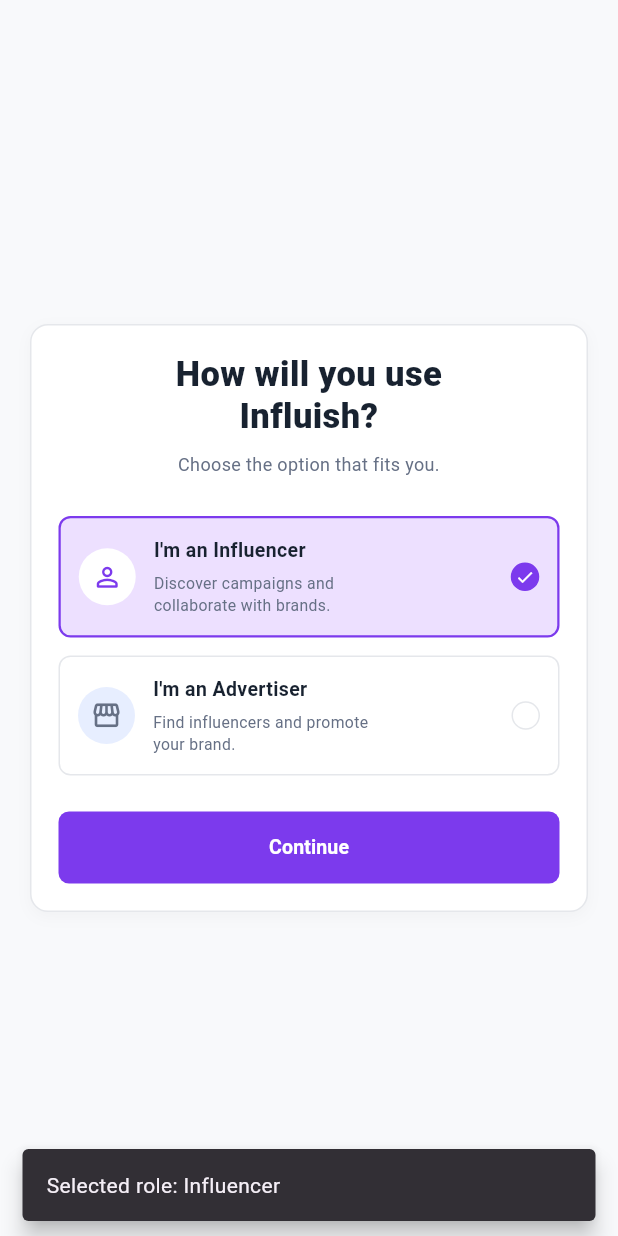
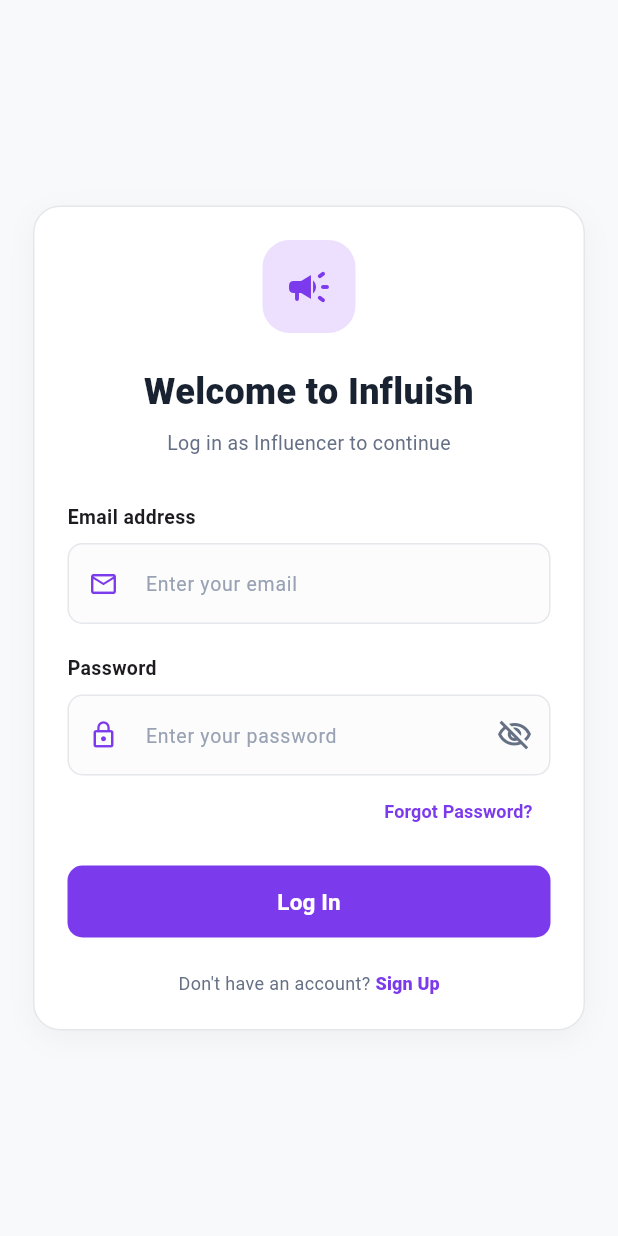
Before and after one commit to riddhi09-tech/influish_flut, a Flutter app: the screen it shows after launch, after a tap on "Continue", on a phone screen of 412 x 824 dp. Run offline on Flutter 3.47's test engine with Material 3 defaults, Android fonts, the phone set to English and light mode, and no system bars.

Commit message:
role selection

```diff
--- /dev/null
+++ b/lib/screens/auth/login_screen.dart
@@ -0,0 +1,303 @@
+import 'package:flutter/material.dart';
+
+class LoginScreen extends StatefulWidget {
+  final String role;
+
+  const LoginScreen({super.key, required this.role});
+
+  @override
+  State<LoginScreen> createState() => _LoginScreenState();
+}
+
+class _LoginScreenState extends State<LoginScreen> {
+  static const Color purple = Color(0xFF7C3AED);
+  static const Color background = Color(0xFFF8F9FB);
+
+  final _formKey = GlobalKey<FormState>();
+  final _emailController = TextEditingController();
+  final _passwordController = TextEditingController();
+
+  bool _obscurePassword = true;
+
+  @override
+  void dispose() {
+    _emailController.dispose();
+    _passwordController.dispose();
+    super.dispose();
+  }
+
+  @override
+  Widget build(BuildContext context) {
+    return Scaffold(
+      backgroundColor: background,
+      body: SafeArea(
+        child: Center(
+          child: SingleChildScrollView(
+            padding: const EdgeInsets.all(22),
+            child: Container(
+              width: double.infinity,
+              constraints: const BoxConstraints(maxWidth: 420),
+              padding: const EdgeInsets.all(22),
+              decoration: BoxDecoration(
+                color: Colors.white,
+                borderRadius: BorderRadius.circular(18),
+                border: Border.all(color: const Color(0xFFE5E7EB)),
+                boxShadow: [
+                  BoxShadow(
+                    color: Colors.black.withValues(alpha: 0.04),
+                    blurRadius: 16,
+                    offset: const Offset(0, 5),
+                  ),
+                ],
+              ),
+              child: Form(
+                key: _formKey,
+                child: Column(
+                  crossAxisAlignment: CrossAxisAlignment.start,
+                  children: [
+                    Center(
+                      child: Container(
+                        width: 62,
+                        height: 62,
+                        decoration: BoxDecoration(
+                          color: const Color(0xFFEDE0FF),
+                          borderRadius: BorderRadius.circular(18),
+                        ),
+                        child: const Icon(
+                          Icons.campaign_rounded,
+                          color: purple,
+                          size: 32,
+                        ),
+                      ),
+                    ),
+                    const SizedBox(height: 22),
+
+                    const Center(
+                      child: Text(
+                        'Welcome to Influish',
+                        textAlign: TextAlign.center,
+                        style: TextStyle(
+                          fontSize: 24,
+                          fontWeight: FontWeight.w800,
+                          color: Color(0xFF182230),
+                        ),
+                      ),
+                    ),
+                    const SizedBox(height: 8),
+
+                    Center(
+                      child: Text(
+                        'Log in as ${widget.role} to continue',
+                        textAlign: TextAlign.center,
+                        style: const TextStyle(
+                          fontSize: 13,
+                          color: Color(0xFF667085),
+                        ),
+                      ),
+                    ),
+                    const SizedBox(height: 30),
+
+                    const Text(
+                      'Email address',
+                      style: TextStyle(
+                        fontSize: 13,
+                        fontWeight: FontWeight.w700,
+                      ),
+                    ),
+                    const SizedBox(height: 8),
+
+                    TextFormField(
+                      controller: _emailController,
+                      keyboardType: TextInputType.emailAddress,
+                      decoration: _inputDecoration(
+                        hint: 'Enter your email',
+                        icon: Icons.email_outlined,
+                      ),
+                      validator: (value) {
+                        final email = value?.trim() ?? '';
+                        if (email.isEmpty ||
+                            !RegExp(r'^[^@\s]+@[^@\s]+\.[^@\s]+$')
+                                .hasMatch(email)) {
+                          return 'Enter a valid email address';
+                        }
+                        return null;
+                      },
+                    ),
+                    const SizedBox(height: 20),
+
+                    const Text(
+                      'Password',
+                      style: TextStyle(
+                        fontSize: 13,
+                        fontWeight: FontWeight.w700,
+                      ),
+                    ),
+                    const SizedBox(height: 8),
+
+                    TextFormField(
+                      controller: _passwordController,
+                      obscureText: _obscurePassword,
+                      decoration:
+                          _inputDecoration(
+                            hint: 'Enter your password',
+                            icon: Icons.lock_outline,
+                          ).copyWith(
+                            suffixIcon: IconButton(
+                              onPressed: () {
+                                setState(() {
+                                  _obscurePassword = !_obscurePassword;
+                                });
+                              },
+                              icon: Icon(
+                                _obscurePassword
+                                    ? Icons.visibility_off_outlined
+                                    : Icons.visibility_outlined,
+                                color: const Color(0xFF667085),
+                              ),
+                            ),
+                          ),
+                      validator: (value) {
+                        if (value == null || value.isEmpty) {
+                          return 'Please enter your password';
+                        }
+                        if (value.length < 6) {
+                          return 'Password must be at least 6 characters';
+                        }
+                        return null;
+                      },
+                    ),
+
+                    Align(
+                      alignment: Alignment.centerRight,
+                      child: TextButton(
+                        onPressed: () {
+                          ScaffoldMessenger.of(context).showSnackBar(
+                            const SnackBar(
+                              content: Text(
+                                'Password recovery will be added later.',
+                              ),
+                            ),
+                          );
+                        },
+                        child: const Text(
+                          'Forgot Password?',
+                          style: TextStyle(
+                            color: purple,
+                            fontSize: 12,
+                            fontWeight: FontWeight.w600,
+                          ),
+                        ),
+                      ),
+                    ),
+                    const SizedBox(height: 12),
+
+                    SizedBox(
+                      width: double.infinity,
+                      height: 48,
+                      child: ElevatedButton(
+                        onPressed: _login,
+                        style: ElevatedButton.styleFrom(
+                          backgroundColor: purple,
+                          foregroundColor: Colors.white,
+                          elevation: 0,
+                          shape: RoundedRectangleBorder(
+                            borderRadius: BorderRadius.circular(10),
+                          ),
+                        ),
+                        child: const Text(
+                          'Log In',
+                          style: TextStyle(
+                            fontWeight: FontWeight.w700,
+                            fontSize: 15,
+                          ),
+                        ),
+                      ),
+                    ),
+                    const SizedBox(height: 22),
+
+                    Row(
+                      mainAxisAlignment: MainAxisAlignment.center,
+                      children: [
+                        const Flexible(
+                          child: Text(
+                            "Don't have an account? ",
+                            style: TextStyle(
+                              color: Color(0xFF667085),
+                              fontSize: 12,
+                            ),
+                          ),
+                        ),
+                        TextButton(
+                          onPressed: () {
+                            ScaffoldMessenger.of(context).showSnackBar(
+                              const SnackBar(
+                                content: Text(
+                                  'Sign up screen will be added later.',
+                                ),
+                              ),
+                            );
+                          },
+                          style: TextButton.styleFrom(
+                            padding: EdgeInsets.zero,
+                            minimumSize: Size.zero,
+                            tapTargetSize: MaterialTapTargetSize.shrinkWrap,
+                          ),
+                          child: const Text(
+                            'Sign Up',
+                            style: TextStyle(
+                              color: purple,
+                              fontWeight: FontWeight.w800,
+                              fontSize: 12,
+                            ),
+                          ),
+                        ),
+                      ],
+                    ),
+                  ],
+                ),
+              ),
+            ),
+          ),
+        ),
+      ),
+    );
+  }
+
+  InputDecoration _inputDecoration({
+    required String hint,
+    required IconData icon,
+  }) {
+    return InputDecoration(
+      hintText: hint,
+      hintStyle: const TextStyle(color: Color(0xFF98A2B3), fontSize: 13),
+      prefixIcon: Icon(icon, color: purple, size: 20),
+      filled: true,
+      fillColor: const Color(0xFFFCFCFD),
+      contentPadding: const EdgeInsets.symmetric(horizontal: 14, vertical: 15),
+      border: OutlineInputBorder(
+        borderRadius: BorderRadius.circular(10),
+        borderSide: const BorderSide(color: Color(0xFFE5E7EB)),
+      ),
+      enabledBorder: OutlineInputBorder(
+        borderRadius: BorderRadius.circular(10),
+        borderSide: const BorderSide(color: Color(0xFFE5E7EB)),
+      ),
+      focusedBorder: OutlineInputBorder(
+        borderRadius: BorderRadius.circular(10),
+        borderSide: const BorderSide(color: purple, width: 1.5),
+      ),
+    );
+  }
+
+  void _login() {
+    if (!_formKey.currentState!.validate()) return;
+
+    ScaffoldMessenger.of(context).showSnackBar(
+      const SnackBar(
+        content: Text(
+          'Login UI validated. Connect an authentication service to sign in.',
+        ),
+      ),
+    );
+  }
+}
--- a/lib/screens/auth/role_selection_screen.dart
+++ b/lib/screens/auth/role_selection_screen.dart
@@ -1,4 +1,6 @@
 import 'package:flutter/material.dart';
+
+import 'login_screen.dart';
 
 class RoleSelectionScreen extends StatefulWidget {
   const RoleSelectionScreen({super.key});
@@ -202,13 +204,8 @@
   }
 
   void _continue() {
-    // Navigation to the login screen will be added next.
-    ScaffoldMessenger.of(context).showSnackBar(
-      SnackBar(
-        content: Text('Selected role: $_selectedRole'),
-        behavior: SnackBarBehavior.floating,
-        duration: const Duration(seconds: 2),
-      ),
-    );
+    Navigator.of(
+      context,
+    ).push(MaterialPageRoute(builder: (_) => LoginScreen(role: _selectedRole)));
   }
 }
```
